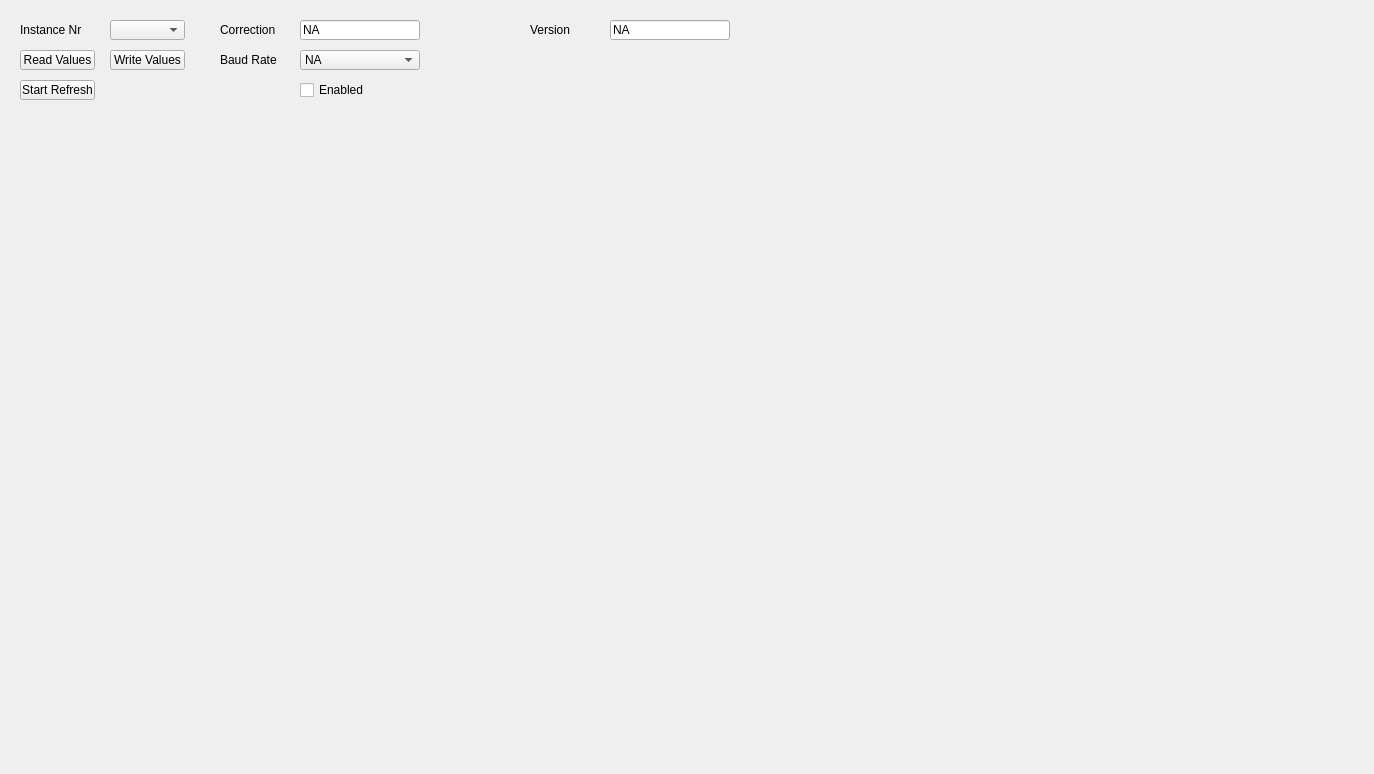
Above: UCM/Library/UniversalConfigurationManager/TodSlaveTab/Ucm_TodSlaveTab.ui from NetTimeLogic/UniversalConfigurationManager before the change. Below: the same form after it.
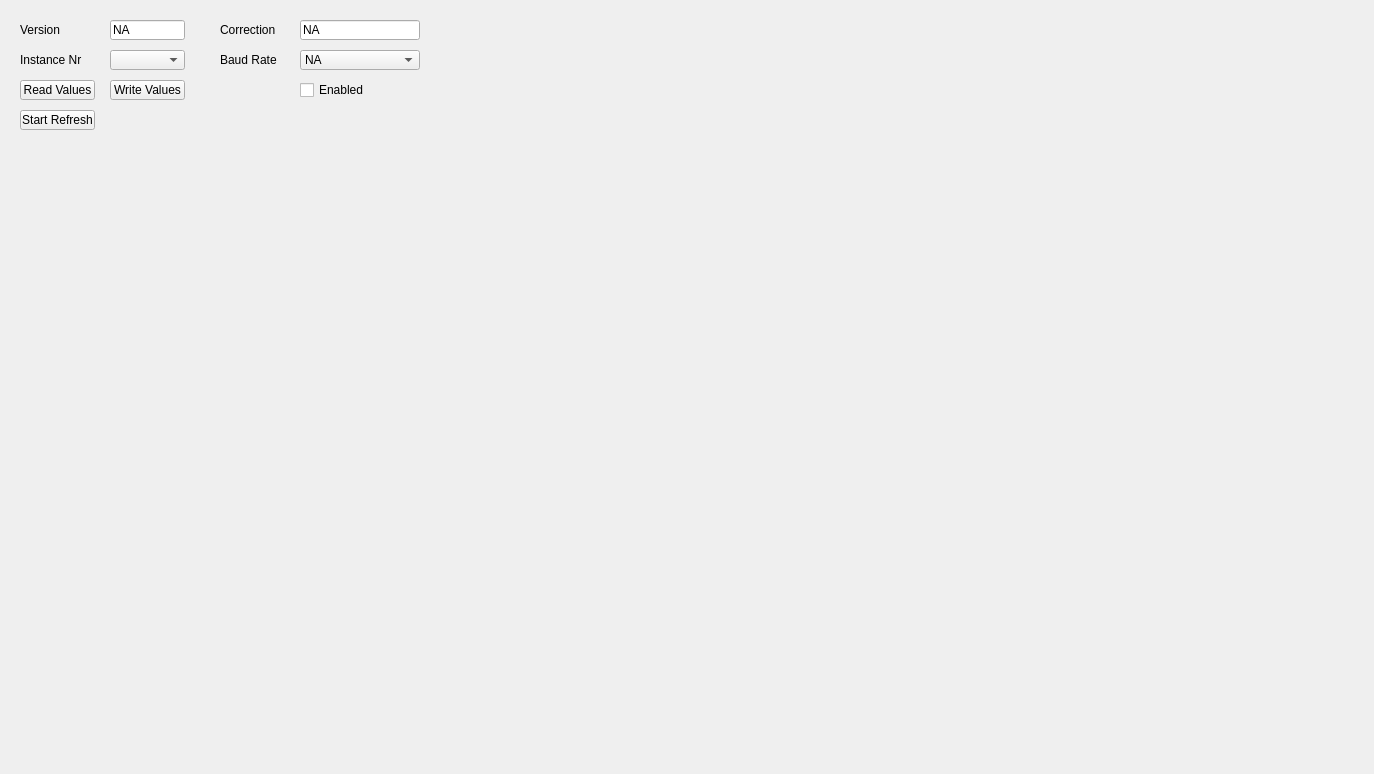
That is the form after the change.

```diff
--- a/UCM/Library/UniversalConfigurationManager/TodSlaveTab/Ucm_TodSlaveTab.ui
+++ b/UCM/Library/UniversalConfigurationManager/TodSlaveTab/Ucm_TodSlaveTab.ui
@@ -17,7 +17,7 @@
    <property name="geometry">
     <rect>
      <x>110</x>
-     <y>20</y>
+     <y>50</y>
      <width>75</width>
      <height>20</height>
     </rect>
@@ -26,7 +26,7 @@
   <widget class="QLabel" name="TodSlaveVersionLabel">
    <property name="geometry">
     <rect>
-     <x>530</x>
+     <x>20</x>
      <y>20</y>
      <width>80</width>
      <height>20</height>
@@ -42,9 +42,9 @@
    </property>
    <property name="geometry">
     <rect>
-     <x>610</x>
+     <x>110</x>
      <y>20</y>
-     <width>120</width>
+     <width>75</width>
      <height>20</height>
     </rect>
    </property>
@@ -59,7 +59,7 @@
    <property name="geometry">
     <rect>
      <x>20</x>
-     <y>50</y>
+     <y>80</y>
      <width>75</width>
      <height>20</height>
     </rect>
@@ -85,7 +85,7 @@
    <property name="geometry">
     <rect>
      <x>110</x>
-     <y>50</y>
+     <y>80</y>
      <width>75</width>
      <height>20</height>
     </rect>
@@ -194,7 +194,7 @@
    <property name="geometry">
     <rect>
      <x>20</x>
-     <y>20</y>
+     <y>50</y>
      <width>80</width>
      <height>20</height>
     </rect>
@@ -236,7 +236,7 @@
    <property name="geometry">
     <rect>
      <x>20</x>
-     <y>80</y>
+     <y>110</y>
      <width>75</width>
      <height>20</height>
     </rect>
```
